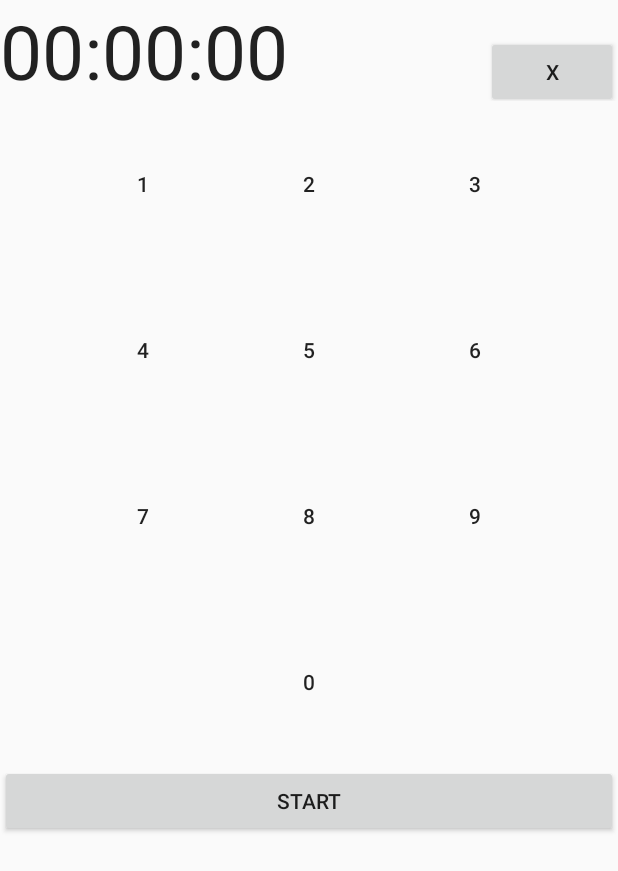
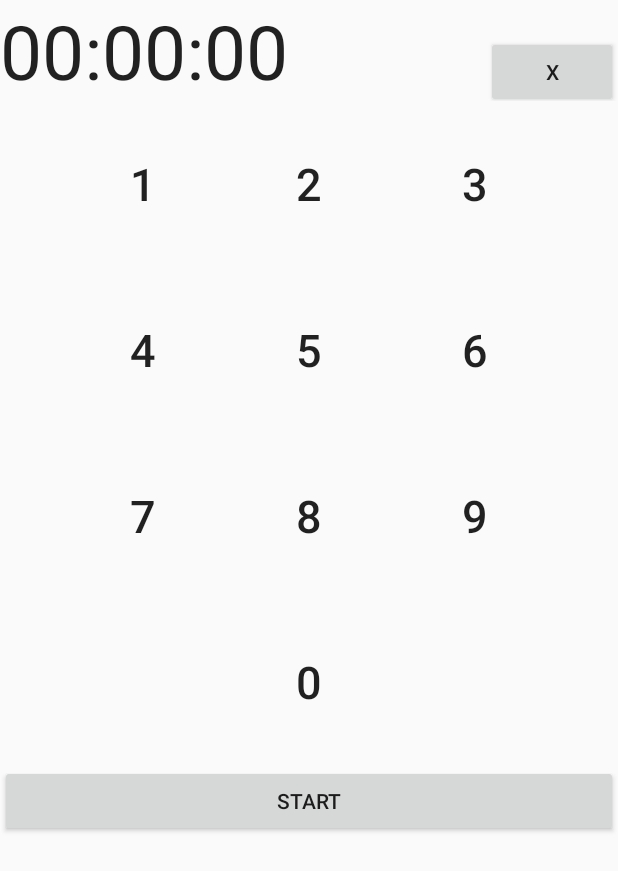
Before and after one commit to AquaMorph/Play-Stopper, an Android app: the screen it shows after launch (MainActivity), on a phone screen of 412 x 824 dp. Shown: the top 871 px of the screen. Run offline under Robolectric (Android 15) with nearby library versions, the phone set to English and light mode, and no system bars.

Commit message:
Added text size dimension for dialer buttons

```diff
--- a/mobile/src/main/res/layout/dial.xml
+++ b/mobile/src/main/res/layout/dial.xml
@@ -14,6 +14,7 @@
 			android:layout_height="wrap_content"
 			android:layout_weight="1"
 			android:text="@string/button1"
+			android:textSize="@dimen/dial_button_text"
 			android:id="@+id/number1"/>
 
 		<com.aquamorph.playstopper.SquareButton
@@ -22,6 +23,7 @@
 			android:layout_height="wrap_content"
 			android:layout_weight="1"
 			android:text="@string/button2"
+			android:textSize="@dimen/dial_button_text"
 			android:id="@+id/number2"/>
 
 		<com.aquamorph.playstopper.SquareButton
@@ -30,6 +32,7 @@
 			android:layout_height="wrap_content"
 			android:layout_weight="1"
 			android:text="@string/button3"
+			android:textSize="@dimen/dial_button_text"
 			android:id="@+id/number3"/>
 	</TableRow>
 
@@ -43,6 +46,7 @@
 			android:layout_height="wrap_content"
 			android:layout_weight="1"
 			android:text="@string/button4"
+			android:textSize="@dimen/dial_button_text"
 			android:id="@+id/number4"/>
 
 		<com.aquamorph.playstopper.SquareButton
@@ -51,6 +55,7 @@
 			android:layout_height="wrap_content"
 			android:layout_weight="1"
 			android:text="@string/button5"
+			android:textSize="@dimen/dial_button_text"
 			android:id="@+id/number5"/>
 
 		<com.aquamorph.playstopper.SquareButton
@@ -59,6 +64,7 @@
 			android:layout_height="wrap_content"
 			android:layout_weight="1"
 			android:text="@string/button6"
+			android:textSize="@dimen/dial_button_text"
 			android:id="@+id/number6"/>
 	</TableRow>
 
@@ -72,6 +78,7 @@
 			android:layout_height="wrap_content"
 			android:layout_weight="1"
 			android:text="@string/button7"
+			android:textSize="@dimen/dial_button_text"
 			android:id="@+id/number7"/>
 
 		<com.aquamorph.playstopper.SquareButton
@@ -80,6 +87,7 @@
 			android:layout_height="wrap_content"
 			android:layout_weight="1"
 			android:text="@string/button8"
+			android:textSize="@dimen/dial_button_text"
 			android:id="@+id/number8"/>
 
 		<com.aquamorph.playstopper.SquareButton
@@ -88,6 +96,7 @@
 			android:layout_height="wrap_content"
 			android:layout_weight="1"
 			android:text="@string/button9"
+			android:textSize="@dimen/dial_button_text"
 			android:id="@+id/number9"/>
 	</TableRow>
 
@@ -107,6 +116,7 @@
 			android:layout_height="wrap_content"
 			android:layout_weight="1"
 			android:text="@string/button0"
+			android:textSize="@dimen/dial_button_text"
 			android:id="@+id/number0"/>
 
 		<RelativeLayout
--- a/mobile/src/main/res/values/dimens.xml
+++ b/mobile/src/main/res/values/dimens.xml
@@ -2,4 +2,5 @@
     <!-- Default screen margins, per the Android Design guidelines. -->
     <dimen name="activity_horizontal_margin">16dp</dimen>
     <dimen name="activity_vertical_margin">16dp</dimen>
+	<dimen name="dial_button_text">30dp</dimen>
 </resources>
```
